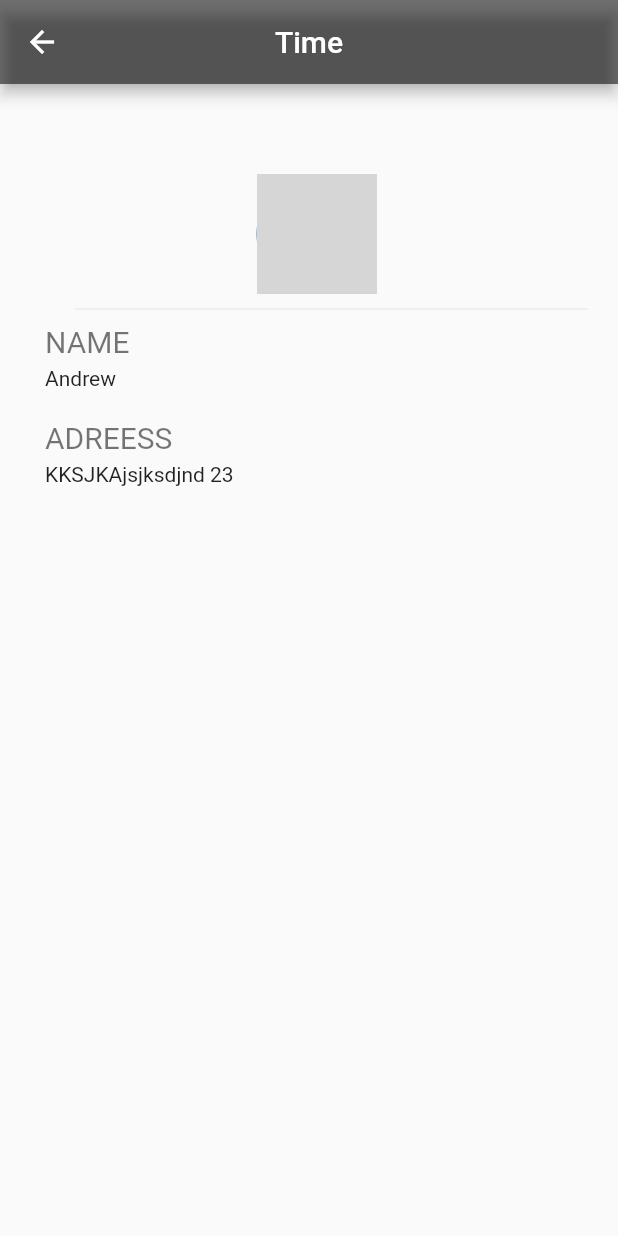
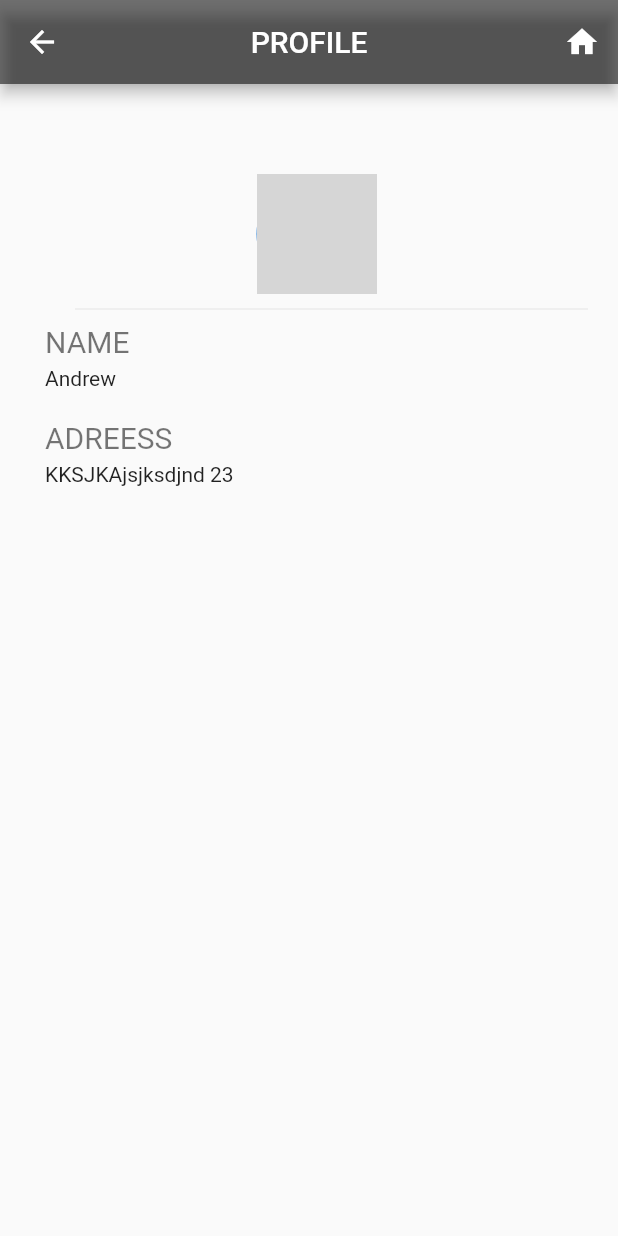
Before and after one commit to AnjanaKJ/WOW-gdsc, a Flutter app: the profile screen opened by its route, on a phone screen of 412 x 824 dp. Run offline on Flutter 3.47's test engine with Material 2 defaults, Android fonts, the light colour scheme and no system bars; network calls fail; grey boxes are pictures that could not be loaded.

Commit message:
Update profile.dart

```diff
--- a/wowpro/lib/profile.dart
+++ b/wowpro/lib/profile.dart
@@ -12,9 +12,16 @@ class _profileState extends State<profile> {
   Widget build(BuildContext context) {
     return Scaffold(
       appBar: AppBar(
-        title: const Text("Time"),
+        title: const Text("PROFILE"),
         centerTitle: true,
-        backgroundColor:Colors.black54,
+        backgroundColor: Colors.black54,
+        actions: [
+          IconButton(
+            icon: const Icon(Icons.home),
+            onPressed: () {
+              Navigator.pushNamed(context, '/home');
+            },
+          ),]
       ),
       body: Padding(
         padding: const EdgeInsets.fromLTRB(30.0, 40.0, 20.0, 20.0),
```
